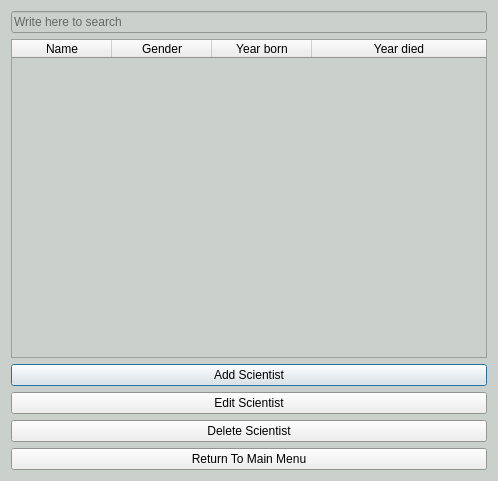
This is scientistswindow.ui in stefanv15/verklegtNamskeid_skil3 as Qt 5 draws it before an edit. The edited form follows.
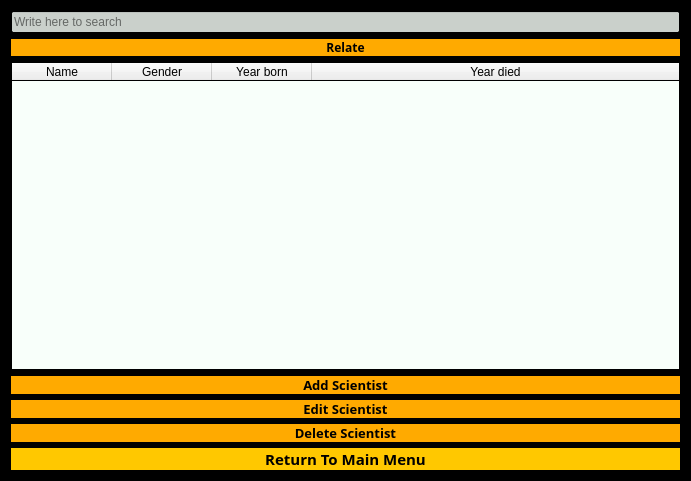
This is the edited form.

```diff
--- a/scientistswindow.ui
+++ b/scientistswindow.ui
@@ -6,7 +6,7 @@
    <rect>
     <x>0</x>
     <y>0</y>
-    <width>498</width>
+    <width>691</width>
     <height>481</height>
    </rect>
   </property>
@@ -40,9 +40,9 @@
      <colorrole role="Window">
       <brush brushstyle="SolidPattern">
        <color alpha="255">
-        <red>202</red>
-        <green>208</green>
-        <blue>203</blue>
+        <red>0</red>
+        <green>0</green>
+        <blue>0</blue>
        </color>
       </brush>
      </colorrole>
@@ -78,9 +78,9 @@
      <colorrole role="Window">
       <brush brushstyle="SolidPattern">
        <color alpha="255">
-        <red>202</red>
-        <green>208</green>
-        <blue>203</blue>
+        <red>0</red>
+        <green>0</green>
+        <blue>0</blue>
        </color>
       </brush>
      </colorrole>
@@ -107,18 +107,18 @@
      <colorrole role="Base">
       <brush brushstyle="SolidPattern">
        <color alpha="255">
-        <red>202</red>
-        <green>208</green>
-        <blue>203</blue>
+        <red>0</red>
+        <green>0</green>
+        <blue>0</blue>
        </color>
       </brush>
      </colorrole>
      <colorrole role="Window">
       <brush brushstyle="SolidPattern">
        <color alpha="255">
-        <red>202</red>
-        <green>208</green>
-        <blue>203</blue>
+        <red>0</red>
+        <green>0</green>
+        <blue>0</blue>
        </color>
       </brush>
      </colorrole>
@@ -145,6 +145,28 @@
      </property>
     </widget>
    </item>
+   <item>
+    <widget class="QPushButton" name="button_scientist_relation">
+     <property name="font">
+      <font>
+       <family>Rockwell</family>
+       <weight>75</weight>
+       <bold>true</bold>
+      </font>
+     </property>
+     <property name="styleSheet">
+      <string notr="true">QPushButton
+{
+	color: black;
+	background-color: rgba(255, 170, 0);
+	border: none;
+}</string>
+     </property>
+     <property name="text">
+      <string>Relate</string>
+     </property>
+    </widget>
+   </item>
    <item>
     <widget class="QTableWidget" name="table_scientists">
      <property name="minimumSize">
@@ -153,9 +175,49 @@
        <height>140</height>
       </size>
      </property>
+     <property name="palette">
+      <palette>
+       <active>
+        <colorrole role="Base">
+         <brush brushstyle="SolidPattern">
+          <color alpha="255">
+           <red>248</red>
+           <green>255</green>
+           <blue>250</blue>
+          </color>
+         </brush>
+        </colorrole>
+       </active>
+       <inactive>
+        <colorrole role="Base">
+         <brush brushstyle="SolidPattern">
+          <color alpha="255">
+           <red>248</red>
+           <green>255</green>
+           <blue>250</blue>
+          </color>
+         </brush>
+        </colorrole>
+       </inactive>
+       <disabled>
+        <colorrole role="Base">
+         <brush brushstyle="SolidPattern">
+          <color alpha="255">
+           <red>0</red>
+           <green>0</green>
+           <blue>0</blue>
+          </color>
+         </brush>
+        </colorrole>
+       </disabled>
+      </palette>
+     </property>
      <property name="selectionBehavior">
       <enum>QAbstractItemView::SelectRows</enum>
      </property>
+     <property name="sortingEnabled">
+      <bool>true</bool>
+     </property>
      <attribute name="horizontalHeaderStretchLastSection">
       <bool>true</bool>
      </attribute>
@@ -183,6 +245,21 @@
    </item>
    <item>
     <widget class="QPushButton" name="button_scientist_addScientist">
+     <property name="font">
+      <font>
+       <family>Rockwell</family>
+       <pointsize>10</pointsize>
+       <weight>75</weight>
+       <bold>true</bold>
+      </font>
+     </property>
+     <property name="styleSheet">
+      <string notr="true">QPushButton
+{
+	color: black;
+	background-color: rgba(255, 170, 0); border: none;
+}</string>
+     </property>
      <property name="text">
       <string>Add Scientist</string>
      </property>
@@ -190,6 +267,21 @@
    </item>
    <item>
     <widget class="QPushButton" name="button_scientist_editscientist">
+     <property name="font">
+      <font>
+       <family>Rockwell</family>
+       <pointsize>10</pointsize>
+       <weight>75</weight>
+       <bold>true</bold>
+      </font>
+     </property>
+     <property name="styleSheet">
+      <string notr="true">QPushButton
+{
+	color: black;
+	background-color: rgba(255, 170, 0); border: none;
+}</string>
+     </property>
      <property name="text">
       <string>Edit Scientist</string>
      </property>
@@ -197,6 +289,21 @@
    </item>
    <item>
     <widget class="QPushButton" name="button_Scientist_delscientist">
+     <property name="font">
+      <font>
+       <family>Rockwell</family>
+       <pointsize>10</pointsize>
+       <weight>75</weight>
+       <bold>true</bold>
+      </font>
+     </property>
+     <property name="styleSheet">
+      <string notr="true">QPushButton
+{
+	color: black;
+	background-color: rgba(255, 170, 0); border: none;
+}</string>
+     </property>
      <property name="text">
       <string>Delete Scientist</string>
      </property>
@@ -204,6 +311,22 @@
    </item>
    <item>
     <widget class="QPushButton" name="ret_button">
+     <property name="font">
+      <font>
+       <family>Rockwell</family>
+       <pointsize>11</pointsize>
+       <weight>75</weight>
+       <bold>true</bold>
+      </font>
+     </property>
+     <property name="styleSheet">
+      <string notr="true">QPushButton
+{
+	color: black;
+	background-color: rgba(255, 200, 0);
+	border: none;
+}</string>
+     </property>
      <property name="text">
       <string>Return To Main Menu</string>
      </property>
```
Left out of the diff: 2 changed lines with no effect on the pictures.
